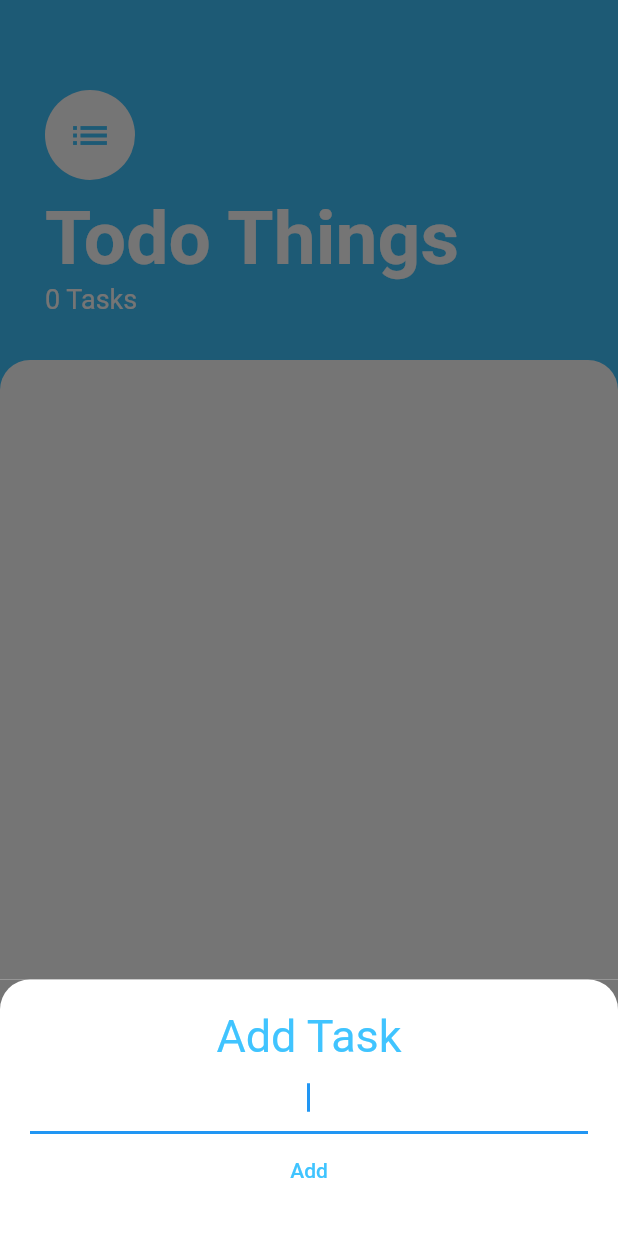
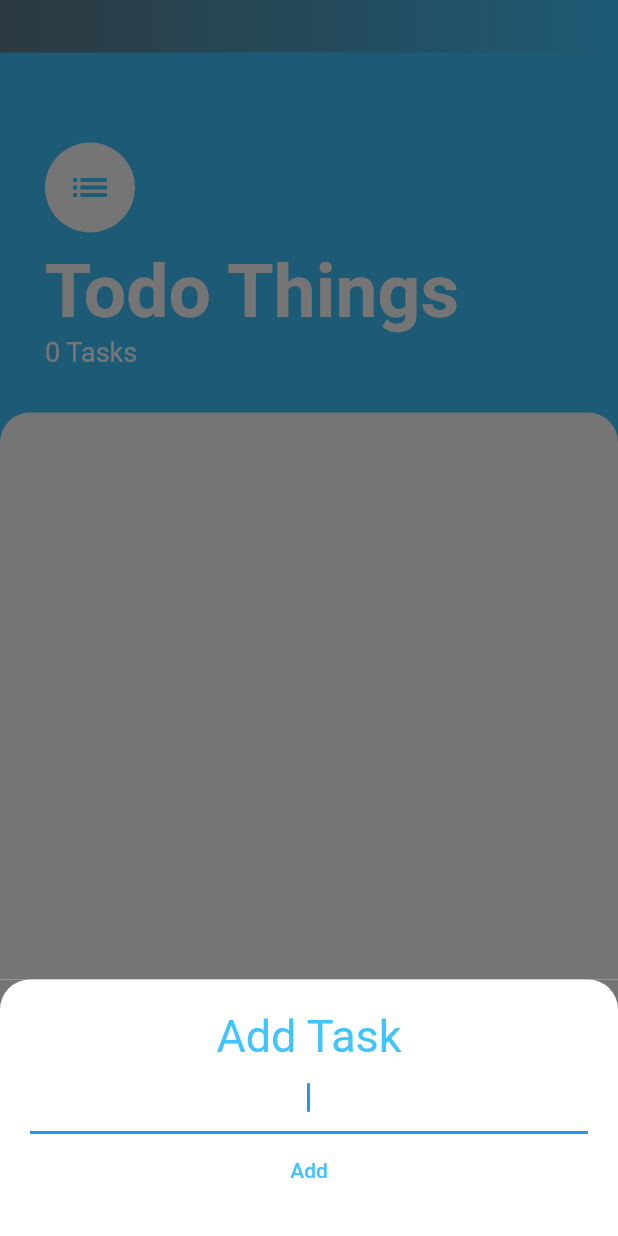
Before and after one commit to AbubakarSiddiquePA/todolistapp, a Flutter app: the screen it shows after launch, after a tap on the "add" icon, on a phone screen of 412 x 824 dp. Run offline on Flutter 3.47's test engine with Material 2 defaults, Android fonts, the phone set to English and light mode, and no system bars; our stand-ins replace cloud_firestore, firebase_core; accounts and stored records are empty.

Commit message:
added prefered size

```diff
--- a/lib/main.dart
+++ b/lib/main.dart
@@ -5,16 +5,14 @@ import 'package:todo_things/screens/task_screen.dart';
 import 'models/task_data.dart';
 
 void main() async {
-  WidgetsFlutterBinding.ensureInitialized(); // Required for FlutterFire
-
-  // Initialize Firebase
+  WidgetsFlutterBinding.ensureInitialized();
   await Firebase.initializeApp();
 
   runApp(MultiProvider(providers: [
     ChangeNotifierProvider(
       create: (context) => TaskData(),
     )
-  ], child: MyApp()));
+  ], child: const MyApp()));
 }
 
 class MyApp extends StatelessWidget {
--- a/lib/models/task_data.dart
+++ b/lib/models/task_data.dart
@@ -1,5 +1,6 @@
 import 'package:cloud_firestore/cloud_firestore.dart';
 import 'package:flutter/foundation.dart';
+import 'package:flutter/material.dart';
 import 'dart:collection';
 
 import 'package:todo_things/models/task.dart';
@@ -10,6 +11,7 @@ class TaskData extends ChangeNotifier {
 
   final List<Task> _tasks = [];
 
+//creates a copy of original list
   UnmodifiableListView<Task> get tasks {
     return UnmodifiableListView(_tasks);
   }
@@ -25,7 +27,7 @@ class TaskData extends ChangeNotifier {
       return Task(id: doc.id, name: data["name"], isDone: data["isDone"]);
     }).toList();
 
-    _tasks.clear(); // Clear the existing tasks
+    _tasks.clear(); // Clear the existing(repeating task in screen) tasks
     _tasks.addAll(updatedTasks); // Add the updated tasks
     notifyListeners();
   }
@@ -37,20 +39,10 @@ class TaskData extends ChangeNotifier {
       "isDone": task.isDone,
     });
     await fetchTasks();
-    // _tasks.add(task);
     notifyListeners();
   }
 
-  // void updateTask(Task task) async {
-  //   await taskCollection.doc(task.id).update({"isDone": task.isDone});
-  //   await fetchTasks();
-  //   task.toggleDone();
-  //   notifyListeners();
-  // }
-
   void updateTaskToggleDone(String taskTitle) async {
-    // await taskCollection.doc(task.id).update({"isDone": task.isDone});
-    // await fetchTasks();
     Task task = _tasks.firstWhere((task) => task.name == taskTitle);
     task.toggleDone();
     await taskCollection.doc(task.id).update({"isDone": task.isDone});
@@ -62,7 +54,6 @@ class TaskData extends ChangeNotifier {
     await taskCollection.doc(task.id).delete();
     await fetchTasks(); // Refresh the local task list
 
-    // _tasks.remove(task);
     notifyListeners();
   }
 }
--- a/lib/screens/task_screen.dart
+++ b/lib/screens/task_screen.dart
@@ -13,6 +13,13 @@ class TasksScreen extends StatelessWidget {
     final taskData = Provider.of<TaskData>(context, listen: false);
     taskData.fetchTasks();
     return Scaffold(
+      appBar: PreferredSize(
+          preferredSize: const Size.fromHeight(35),
+          child: Container(
+            decoration: const BoxDecoration(
+                gradient: LinearGradient(
+                    colors: <Color>[Colors.blueGrey, Colors.lightBlueAccent])),
+          )),
       backgroundColor: Colors.lightBlueAccent,
       floatingActionButton: FloatingActionButton(
           backgroundColor: Colors.lightBlueAccent,
--- a/lib/widgets/tasks_list.dart
+++ b/lib/widgets/tasks_list.dart
@@ -17,9 +17,6 @@ class TasksList extends StatelessWidget {
             return TaskTile(
               taskTitle: task.name,
               isChecked: task.isDone,
-              // checkboxCallback: () {
-              //   taskData.updateTask(task);
-              // },
               longPressCallback: () {
                 taskData.deleteTask(task);
               },
```
